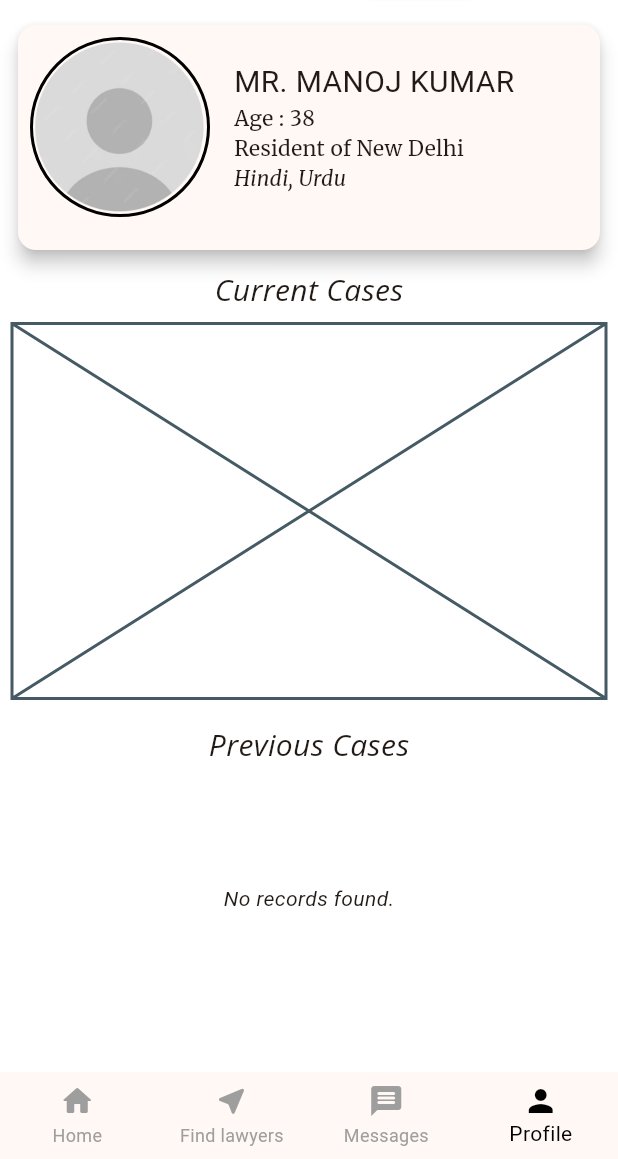
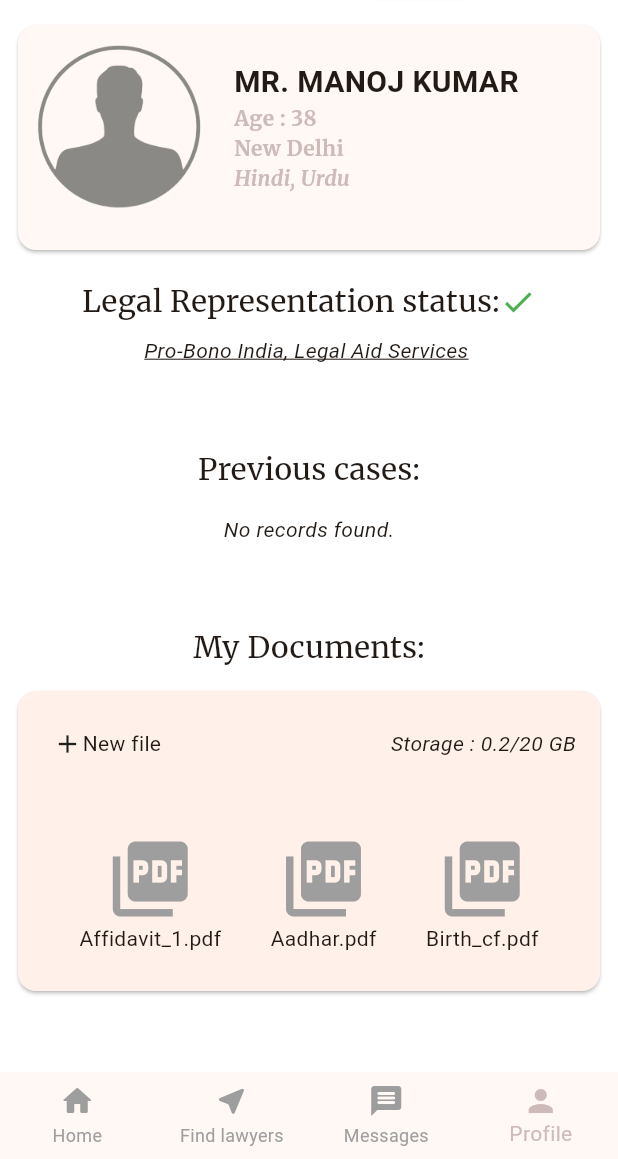
Before and after one commit to iammannat03/justicelink-india, a Flutter app: the PrisonerHomeScreen screen opened directly, item 4 of the bottom bar chosen, on a phone screen of 412 x 824 dp, the part 77-1236 px from its top. Run offline on Flutter 3.47's test engine with Material 3 defaults, Android fonts, the light colour scheme and no system bars; our stand-ins replace file_picker, google_fonts, ionicons; Roboto replaces fonts that are missing (Italiana, Julius Sans One).

Commit message:
completed prisoner-profile-page ui, added documents card

```diff
--- a/Frontend/jli_frontend/lib/ui/screens/home/prisoners/find_lawyers_screen.dart
+++ b/Frontend/jli_frontend/lib/ui/screens/home/prisoners/find_lawyers_screen.dart
@@ -107,6 +107,8 @@ class YourAlertDialog extends StatelessWidget {
   Widget build(BuildContext context) {
     return Scaffold(
       body: AlertDialog(
+        surfaceTintColor: Color.fromARGB(200, 190, 169, 169),
+        backgroundColor: Theme.of(context).cardColor,
         elevation: 10,
         // backgroundColor: Colors.white,
         shape: RoundedRectangleBorder(borderRadius: BorderRadius.circular(10)),
@@ -128,7 +130,7 @@ class YourAlertDialog extends StatelessWidget {
                 ),
               ),
               style: ElevatedButton.styleFrom(
-                elevation: 10,
+                elevation: 5,
                 backgroundColor: Theme.of(context).cardColor
               ),
               onPressed: () => {
--- a/Frontend/jli_frontend/lib/ui/screens/home/prisoners/prisoner_home_screen.dart
+++ b/Frontend/jli_frontend/lib/ui/screens/home/prisoners/prisoner_home_screen.dart
@@ -132,7 +132,7 @@ class _PrisonerHomeScreenState extends State<PrisonerHomeScreen> {
         elevation: 0,
         currentIndex: currentIndex,
         unselectedItemColor: Colors.grey,
-        selectedItemColor: Colors.black,
+        selectedItemColor: Color.fromARGB(200, 192, 169, 169),
         onTap: onTap,
         items: const [
           BottomNavigationBarItem(
--- a/Frontend/jli_frontend/lib/ui/screens/home/prisoners/user_profile_screen.dart
+++ b/Frontend/jli_frontend/lib/ui/screens/home/prisoners/user_profile_screen.dart
@@ -1,6 +1,7 @@
 import 'package:flutter/material.dart';
 import 'package:google_fonts/google_fonts.dart';
 import 'package:jli_frontend/models/prisoner_profile.dart';
+import 'package:jli_frontend/ui/widgets/documents_card.dart';
 import 'package:jli_frontend/ui/widgets/prisoner_profile_card.dart';
 
 class UserProfileScreen extends StatefulWidget {
@@ -19,22 +20,29 @@ class _UserProfileScreenState extends State<UserProfileScreen> {
           padding: const EdgeInsets.all(8.0),
           child: PrisonerProfileCard(prisoner: PrisonerProfile(name: 'MR. MANOJ KUMAR', age: 38, location: 'New Delhi', languages: 'Hindi, Urdu',ongoing_cases: Case(case_name: 'State vs Poor guy')),),
         ),
-        Text('Current Cases', style: GoogleFonts.openSans(fontSize: 20,fontStyle: FontStyle.italic,),),
-        Padding(
-          padding: const EdgeInsets.all(8.0),
-          child: Placeholder(
-            fallbackWidth: 390,
-            fallbackHeight: 250,
+        Center(
+          child: Padding(
+            padding: const EdgeInsets.all(8.0),
+            child: Row(
+              mainAxisAlignment: MainAxisAlignment.center,
+              children: [
+                Text('Legal Representation status:',style: GoogleFonts.merriweather(fontSize: 20) ,),
+                Icon(Icons.check,color: Colors.green,)
+              ],
+            ),
           ),
         ),
+        Text('Pro-Bono India, Legal Aid Services ',style: TextStyle(fontStyle: FontStyle.italic,decoration: TextDecoration.underline),),
+        Spacer(),
+        Text('Previous cases:',style: GoogleFonts.merriweather(fontSize: 20) ,),
+        SizedBox(height:15,),
+        Text('No records found.',style: TextStyle(fontStyle: FontStyle.italic,),),
+        Spacer(),
+        Text('My Documents:',textAlign: TextAlign.left,style: GoogleFonts.merriweather(fontSize: 20),),
         Padding(
-          padding: const EdgeInsets.all(8.0),
-          child: Text('Previous Cases', style: GoogleFonts.openSans(fontSize: 20,fontStyle: FontStyle.italic),),
-        ),
-        SizedBox(
-          height: 70,
-        ),
-        Text('No records found.',style: TextStyle(fontStyle: FontStyle.italic),)
+          padding: const EdgeInsets.fromLTRB(8,10,8,50),
+          child: DocumentsCard(),
+        )
       ],
     );
   }
--- /dev/null
+++ b/Frontend/jli_frontend/lib/ui/widgets/documents_card.dart
@@ -0,0 +1,67 @@
+import 'package:flutter/material.dart';
+import 'package:google_fonts/google_fonts.dart';
+
+class DocumentsCard extends StatelessWidget {
+  const DocumentsCard({super.key});
+
+  @override
+  Widget build(BuildContext context) {
+    return Card(
+      child: Container(
+        width: MediaQuery.sizeOf(context).width*0.95,
+        height: 200,
+        child: Container(
+          // color: Colors.white,
+          child: Column(
+            mainAxisAlignment: MainAxisAlignment.spaceAround,
+            children: [
+              Padding(
+                padding: const EdgeInsets.all(8.0),
+                child: Row(
+                  children: [
+                    SizedBox(width: 15,),
+                    Icon(Icons.add,size: 20,),
+                    Text('New file'),
+                    Spacer(),
+                    Padding(
+                      padding: const EdgeInsets.symmetric(horizontal: 8.0),
+                      child: Text('Storage : 0.2/20 GB',style: TextStyle(fontStyle: FontStyle.italic),),
+                    )
+                  ],
+                ),
+              ),
+              // Spacer(),
+              Padding(
+                padding: const EdgeInsets.all(8.0),
+                child: Row(
+                  mainAxisAlignment: MainAxisAlignment.spaceEvenly,
+                  children: [
+                    Column(
+                      children: [
+                        Icon(Icons.picture_as_pdf,size: 60,color: Colors.grey,),
+                        Text('Affidavit_1.pdf')
+                      ],
+                    ),
+                    Column(
+                      children: [
+                        Icon(Icons.picture_as_pdf,size: 60,color: Colors.grey,),
+                        Text('Aadhar.pdf')
+                      ],
+                    ),
+                    Column(
+                      children: [
+                        Icon(Icons.picture_as_pdf,size: 60,color: Colors.grey,),
+                        Text('Birth_cf.pdf')
+                      ],
+                    ),
+
+                  ],
+                ),
+              ),
+            ],
+          ),
+        ),
+      ),
+    );
+  }
+}
--- a/Frontend/jli_frontend/lib/ui/widgets/prisoner_profile_card.dart
+++ b/Frontend/jli_frontend/lib/ui/widgets/prisoner_profile_card.dart
@@ -15,9 +15,9 @@ class _PrisonerProfileCardState extends State<PrisonerProfileCard> {
   @override
   Widget build(BuildContext context) {
     return Card(
-      elevation: 5,
+      elevation: 1,
       color: Theme.of(context).cardColor,
-      child: Container(
+      child: SizedBox(
         height: 150,
         width: 390,
         child: Column(
@@ -30,11 +30,12 @@ class _PrisonerProfileCardState extends State<PrisonerProfileCard> {
                     width: 120,
                     height: 120,
                     // color: Colors.green,
-                    decoration: BoxDecoration(
+                    decoration: const BoxDecoration(
                         shape: BoxShape.circle,
-                        border:Border.all(style: BorderStyle.solid,width: 2),
+                        // border:Border.all(style: BorderStyle.solid,width: 2),
                         image: DecorationImage(
-                            image: AssetImage("assets/user_final.png"),
+                            image: AssetImage("assets/prisoner_profile_picture.png"),
+                            colorFilter: ColorFilter.linearToSrgbGamma(),
 
                             fit: BoxFit.cover
                         )
@@ -46,10 +47,10 @@ class _PrisonerProfileCardState extends State<PrisonerProfileCard> {
                   child: Column(
                     crossAxisAlignment: CrossAxisAlignment.start,
                     children: [
-                      Text(widget.prisoner.name,style: GoogleFonts.juliusSansOne(fontSize: 20),),
-                      Text("Age : ${widget.prisoner.age.toString()}",style: GoogleFonts.merriweather(),),
-                      Text("Resident of ${widget.prisoner.location}",style: GoogleFonts.merriweather(),),
-                      Text(widget.prisoner.languages,style: GoogleFonts.merriweather(fontStyle: FontStyle.italic),)
+                      Text(widget.prisoner.name,style: GoogleFonts.juliusSansOne(fontSize: 20,fontWeight:FontWeight.bold)),
+                      Text("Age : ${widget.prisoner.age.toString()}",style: GoogleFonts.merriweather(color:const Color.fromARGB(200, 192, 169, 169),fontWeight:FontWeight.bold),),
+                      Text(widget.prisoner.location,style: GoogleFonts.merriweather(color:const Color.fromARGB(200, 192, 169, 169),fontWeight:FontWeight.bold),),
+                      Text(widget.prisoner.languages,style: GoogleFonts.merriweather(color:const Color.fromARGB(200, 192, 169, 169),fontStyle: FontStyle.italic,fontWeight:FontWeight.bold),)
                     ],
                   ),
                 )
--- a/Frontend/jli_frontend/lib/ui/widgets/recommended_lawyer_card.dart
+++ b/Frontend/jli_frontend/lib/ui/widgets/recommended_lawyer_card.dart
@@ -14,7 +14,7 @@ class _RecommendedLawyerCardState extends State<RecommendedLawyerCard> {
   @override
   Widget build(BuildContext context) {
     return Card(
-      elevation:5,
+      elevation:1,
       color: Theme.of(context).cardColor,
       child: Container(
         padding: EdgeInsets.all(8),
--- a/Frontend/jli_frontend/pubspec.yaml
+++ b/Frontend/jli_frontend/pubspec.yaml
@@ -43,4 +43,5 @@ flutter:
     - assets/actual_maybe.png
     - assets/actual_actual.png
     - assets/some_lawyer_icon.png
+    - assets/prisoner_profile_picture.png
   uses-material-design: true
```
Also changed, not shown: Frontend/jli_frontend/assets/prisoner_profile_picture.png (added).
